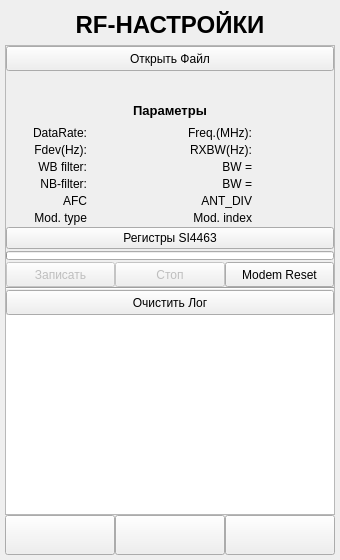
Old version of the form ANDROID_FORMS/si4463_settings_form.ui in the repository DavidSiegman/PLC_RF_Configurator.
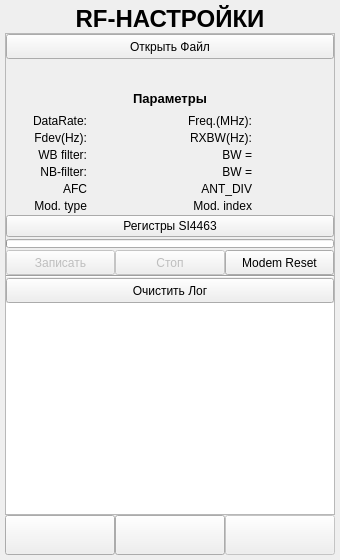
New version of the form. Icons and pictures are not drawn.

Commit message: 22.02.2019 8:40: Interfaces control form and PLC_RF Net settings form

What changed in the file:
```diff
--- a/ANDROID_FORMS/si4463_settings_form.ui
+++ b/ANDROID_FORMS/si4463_settings_form.ui
@@ -13,7 +13,7 @@
   <property name="windowTitle">
    <string>Form</string>
   </property>
-  <layout class="QVBoxLayout" name="verticalLayout_4">
+  <layout class="QVBoxLayout" name="verticalLayout_5">
    <property name="spacing">
     <number>0</number>
    </property>
@@ -45,7 +45,7 @@
        <property name="minimumSize">
         <size>
          <width>0</width>
-         <height>40</height>
+         <height>0</height>
         </size>
        </property>
        <property name="font">
@@ -1284,7 +1284,28 @@
     </widget>
    </item>
    <item>
-    <layout class="QHBoxLayout" name="horizontalLayout">
+    <widget class="QWidget" name="DownPanel_Widget" native="true">
+     <property name="styleSheet">
+      <string notr="true"/>
+     </property>
+     <layout class="QVBoxLayout" name="verticalLayout_4">
+      <property name="spacing">
+       <number>0</number>
+      </property>
+      <property name="leftMargin">
+       <number>0</number>
+      </property>
+      <property name="topMargin">
+       <number>0</number>
+      </property>
+      <property name="rightMargin">
+       <number>0</number>
+      </property>
+      <property name="bottomMargin">
+       <number>0</number>
+      </property>
+      <item>
+       <layout class="QHBoxLayout" name="horizontalLayout_2">
      <property name="spacing">
       <number>0</number>
      </property>
@@ -1357,6 +1378,9 @@
      </item>
      <item>
       <widget class="QPushButton" name="Next">
+          <property name="enabled">
+           <bool>false</bool>
+          </property>
        <property name="sizePolicy">
         <sizepolicy hsizetype="Minimum" vsizetype="Minimum">
          <horstretch>0</horstretch>
@@ -1385,6 +1409,9 @@
       </widget>
      </item>
     </layout>
+      </item>
+     </layout>
+    </widget>
    </item>
   </layout>
  </widget>
```
Left out of the diff: 2 changed lines with no effect on the pictures. Lines whose indentation alone changed are shown as unchanged. The commit also changes 68 other files.
